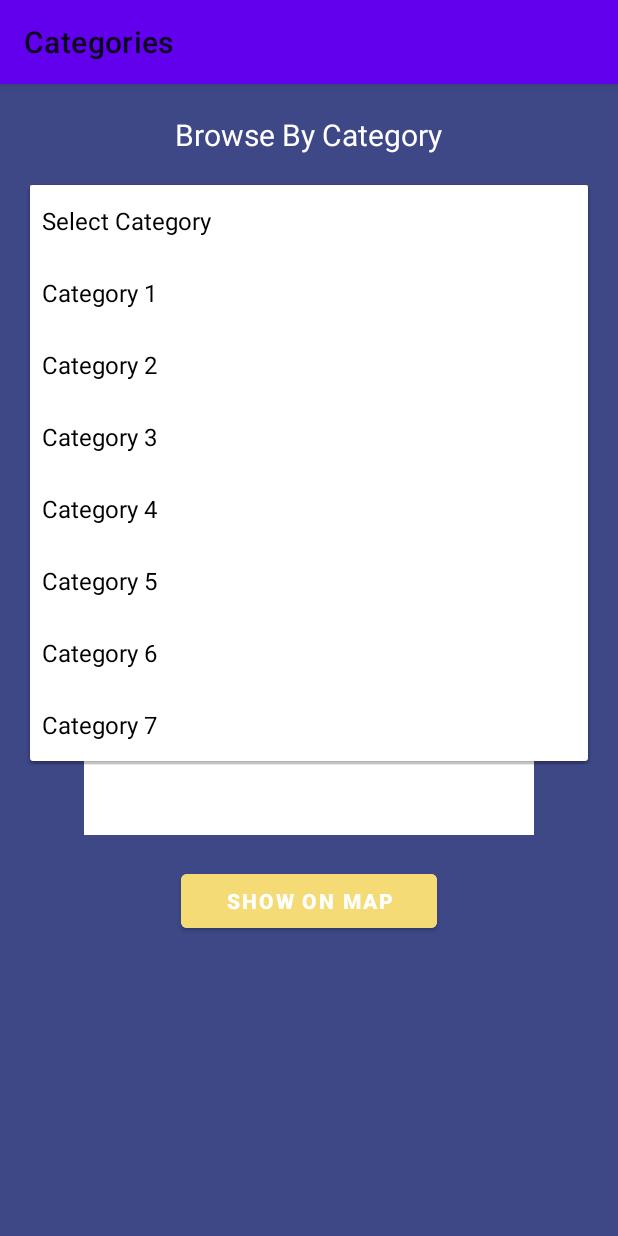
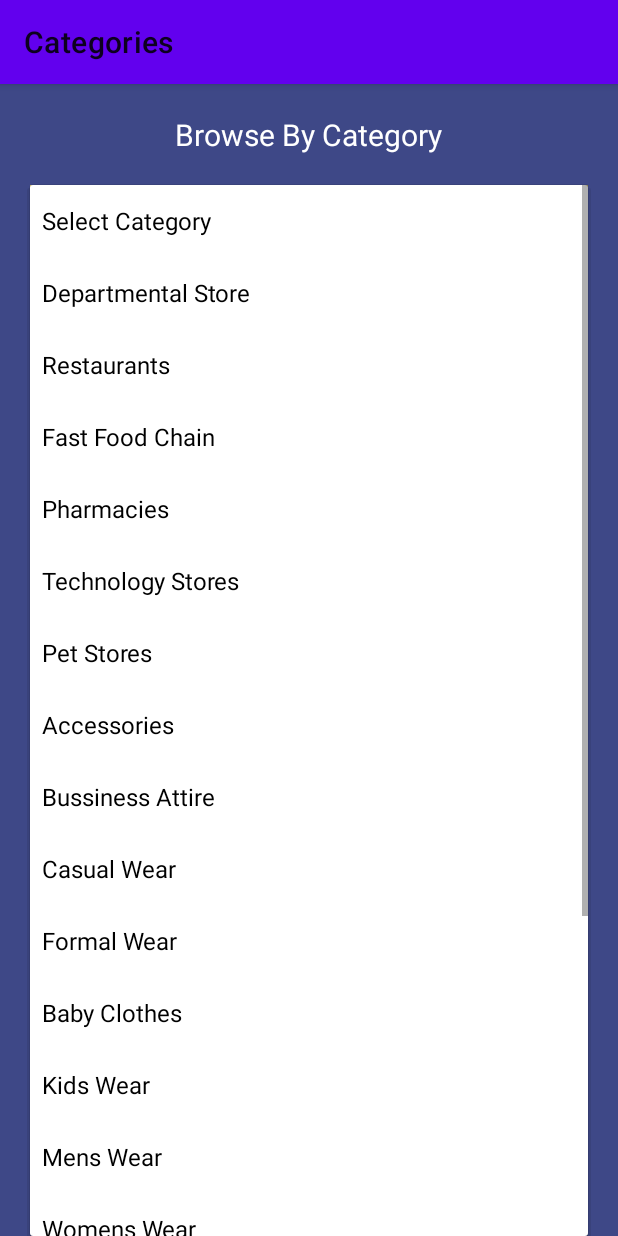
Before and after one commit to zohaibamir203/FYP-IPS, an Android app: the Categories screen opened directly, with no data from a screen before it, after a tap on "Select Category", on a phone screen of 412 x 824 dp. Run offline under Robolectric (Android 15) with nearby library versions, the phone set to English and light mode, and no system bars; our stand-ins replace Firebase (no records; nobody signed in at launch, a user with empty details on screens opened directly).

Commit message:
Categories Recycler View Completed

```diff
--- a/FYPMallManagmentSystemandIPS/app/src/main/java/com/example/fypmallmanagmentsystemandips/Categories.java
+++ b/FYPMallManagmentSystemandIPS/app/src/main/java/com/example/fypmallmanagmentsystemandips/Categories.java
@@ -1,41 +1,150 @@
 package com.example.fypmallmanagmentsystemandips;
 
+import androidx.annotation.NonNull;
 import androidx.appcompat.app.AppCompatActivity;
+import androidx.recyclerview.widget.LinearLayoutManager;
+import androidx.recyclerview.widget.RecyclerView;
 
+import android.app.ProgressDialog;
 import android.os.Bundle;
+import android.util.Log;
+import android.view.View;
+import android.widget.AdapterView;
 import android.widget.ArrayAdapter;
 import android.widget.Spinner;
+
+import com.example.fypmallmanagmentsystemandips.Adapters.CategoriesRecViewAdapter;
+import com.example.fypmallmanagmentsystemandips.Models.Category;
+import com.google.android.material.button.MaterialButton;
+import com.google.firebase.database.DataSnapshot;
+import com.google.firebase.database.DatabaseError;
+import com.google.firebase.database.DatabaseReference;
+import com.google.firebase.database.FirebaseDatabase;
+import com.google.firebase.database.ValueEventListener;
 
 import java.util.ArrayList;
 
 public class Categories extends AppCompatActivity {
 
     Spinner spnCategories;
+    MaterialButton btnSelect;
+    String[] categories1;
+    ArrayList<String> shopName = new ArrayList<>();
+    ArrayList<String> categoryArray = new ArrayList<>();
+    ArrayList<String> test = new ArrayList<>();
+    String categorySelected;
+    int shopNameSize;
+    RecyclerView categoryRecycler;
+    FirebaseDatabase database;
+    int position;
 
     @Override
     protected void onCreate(Bundle savedInstanceState) {
         super.onCreate(savedInstanceState);
         setContentView(R.layout.activity_categories);
+        // Setting Up Progress Dialog for Spinner
+        ProgressDialog progressDialog = new ProgressDialog(Categories.this);
+        progressDialog.setTitle("Loading Shops Information");
+        progressDialog.show();
+        ProgressDialog progressDialog1 = new ProgressDialog(Categories.this);
+        progressDialog1.setTitle("Loading Shops Categories");
 
+        // Declaring Elements
         spnCategories = findViewById(R.id.spnCategories);
+        btnSelect = findViewById(R.id.btnSelect);
+        categoryRecycler = findViewById(R.id.categoryRecycler);
 
-        ArrayList<String> categories = new ArrayList<>();
-        categories.add("Select Category");
-        categories.add("Category 1");
-        categories.add("Category 2");
-        categories.add("Category 3");
-        categories.add("Category 4");
-        categories.add("Category 5");
-        categories.add("Category 6");
-        categories.add("Category 7");
-
+        // Loading Data to Spinner
+        categories1 = getResources().getStringArray(R.array.shopCategory);
         ArrayAdapter categoriesAdapter = new ArrayAdapter(
                 this,
                 android.R.layout.simple_spinner_dropdown_item,
-                categories
+                categories1
         );
+        spnCategories.setAdapter(categoriesAdapter);
+        // Recycler View Array List
+        ArrayList<Category> categories = new ArrayList<>();
+        // Setting Database Instance
+        database = FirebaseDatabase.getInstance();
+        // Setting Database reference to get name of Shops.
+        DatabaseReference shpNameRef = database.getReference("ShopCategories");
+        // Store Category which is Selected will get stored in categorySelected and also fetch Categories from database of each shop.
+        spnCategories.setOnItemSelectedListener(new AdapterView.OnItemSelectedListener() {
+            @Override
+            public void onItemSelected(AdapterView<?> adapterView, View view, int i, long l) {
+                categorySelected = categories1[i];
+                progressDialog1.show();
+                test.clear();
+                // Fetching Categories of Shop and Check if it falls in our category.
+                for (int x = 0; x < shopNameSize; x++){
+                    position = x;
+                    Log.d("1", String.valueOf(position));
+                    DatabaseReference categoriesRef = database.getReference("ShopCategories").child(shopName.get(x));
+                    categoriesRef.addListenerForSingleValueEvent(new ValueEventListener() {
+                        @Override
+                        public void onDataChange(@NonNull DataSnapshot snapshot) {
+                            if (snapshot != null){
+                                for(DataSnapshot dataSnapshot:snapshot.getChildren()){
+                                    categoryArray.add((String) dataSnapshot.getValue());
+                                }
+                                test.add(String.valueOf(categoryArray));
+                                categoryArray.clear();
+                            }
+                        }
 
-        spnCategories.setAdapter(categoriesAdapter);
+                        @Override
+                        public void onCancelled(@NonNull DatabaseError error) {
+
+                        }
+                    });
+                }
+                progressDialog1.dismiss();
+
+            }
+
+            @Override
+            public void onNothingSelected(AdapterView<?> adapterView) {
+
+            }
+        });
+        // Gets All Shops Name which are in ShopCategories.
+        shpNameRef.addListenerForSingleValueEvent(new ValueEventListener() {
+            @Override
+            public void onDataChange(@NonNull DataSnapshot snapshot) {
+                if (snapshot.getValue() != null){
+                    for (DataSnapshot dataSnapshot:snapshot.getChildren()){
+                        shopName.add(dataSnapshot.getKey());
+                        shopNameSize++;
+                        progressDialog.dismiss();
+                    }
+                }
+            }
+            @Override
+            public void onCancelled(@NonNull DatabaseError error) {
+            }
+        });
+        // Check Which Shops are in Specific Category.
+        // Select button click listener
+        btnSelect.setOnClickListener(new View.OnClickListener() {
+            @Override
+            public void onClick(View view) {
+                categories.clear();
+                Log.d("Categories from Database", String.valueOf(test));
+                for (int i = 0;i < test.size();i++){
+                    if (test.get(i).contains(categorySelected)){
+                        categories.add(new Category(shopName.get(i)));
+                    }
+                }
+                // Categories Adapter
+                CategoriesRecViewAdapter adapter = new CategoriesRecViewAdapter();
+                adapter.setCategory(categories);
+                categoryRecycler.setAdapter(adapter);
+                categoryRecycler.setLayoutManager(new LinearLayoutManager(Categories.this));
+            }
+        });
+//        categories.add(new Category("McDonalds"));
+//        categories.add(new Category("KFC"));
+//        categories.add(new Category("Johny Jugnu"));
 
     }
 }
--- a/FYPMallManagmentSystemandIPS/app/src/main/java/com/example/fypmallmanagmentsystemandips/LocateMe.java
+++ b/FYPMallManagmentSystemandIPS/app/src/main/java/com/example/fypmallmanagmentsystemandips/LocateMe.java
@@ -37,7 +37,7 @@ public class LocateMe extends AppCompatActivity {
     ArrayList<String> currLoc = new ArrayList<>();
     ArrayList<String> DestLoc = new ArrayList<>();
     String currAddr,destAddr,currName,destName;
-    String url = "http://192.168.100.20:5000";
+    String url = "http://192.168.43.133:5000";
 
     private String slctLocation,slctDestination;        // Selected Options in Spinner
 
--- a/FYPMallManagmentSystemandIPS/app/src/main/res/layout/activity_categories.xml
+++ b/FYPMallManagmentSystemandIPS/app/src/main/res/layout/activity_categories.xml
@@ -29,34 +29,32 @@
         />
 
     <com.google.android.material.button.MaterialButton
+        android:id="@+id/btnSelect"
         android:layout_width="wrap_content"
         android:layout_height="wrap_content"
-        android:id="@+id/btnSelect"
         android:layout_below="@+id/spnCategories"
+        android:layout_centerHorizontal="true"
         android:layout_marginTop="15dp"
+        android:backgroundTint="@color/btnYellow"
+        android:paddingLeft="30dp"
+        android:paddingRight="30dp"
         android:text="@string/select"
-        android:textStyle="bold"
-        android:backgroundTint="@color/btnYellow"
-        android:layout_centerHorizontal="true"
-        android:paddingLeft="30dp"
-        android:paddingRight="30dp"/>
+        android:textStyle="bold" />
 
-    <ImageView
-        android:id="@+id/imgShops"
-        android:layout_width="300dp"
-        android:layout_centerHorizontal="true"
-        android:layout_height="300dp"
-        android:layout_below="@+id/btnSelect"
-        android:layout_marginLeft="20dp"
-        android:layout_marginTop="20dp"
-        android:layout_marginRight="20dp"
-        android:src="@color/white" />
+    <androidx.recyclerview.widget.RecyclerView
+        android:id="@+id/categoryRecycler"
+        android:layout_width="match_parent"
+        android:layout_height="350dp"
+        android:layout_below="@id/btnSelect"
+        android:layout_alignParentStart="true"
+        android:layout_centerVertical="true"
+        android:layout_marginTop="19dp" />
 
     <com.google.android.material.button.MaterialButton
         android:id="@+id/btnShowMap"
         android:layout_width="wrap_content"
         android:layout_height="wrap_content"
-        android:layout_below="@+id/imgShops"
+        android:layout_below="@+id/categoryRecycler"
         android:backgroundTint="@color/btnYellow"
         android:paddingLeft="30dp"
         android:paddingRight="30dp"
--- a/FYPMallManagmentSystemandIPS/app/src/main/res/values/ShopCategory.xml
+++ b/FYPMallManagmentSystemandIPS/app/src/main/res/values/ShopCategory.xml
@@ -1,19 +1,26 @@
 <?xml version="1.0" encoding="utf-8"?>
 <resources>
     <string-array name="shopCategory">
-        <item>Men Accessories</item>
-        <item>Women Accessories</item>
+        <item>Select Category</item>
+        <item>Departmental Store</item>
+        <item>Restaurants</item>
+        <item>Fast Food Chain</item>
+        <item>Pharmacies</item>
+        <item>Technology Stores</item>
+        <item>Pet Stores</item>
+        <item>Accessories</item>
+        <item>Bussiness Attire</item>
+        <item>Casual Wear</item>
+        <item>Formal Wear</item>
+        <item>Baby Clothes</item>
+        <item>Kids Wear</item>
+        <item>Mens Wear</item>
+        <item>Womens Wear</item>
         <item>Men Shoes</item>
-        <item>Men Casual Shoes</item>
-        <item>Men Formal Shoes</item>
         <item>Women Shoes</item>
-        <item>Women Casual Shoes</item>
-        <item>Women Formal Shoes</item>
-        <item>Men Formal Clothes</item>
-        <item>Women Formal Clothes</item>
-        <item>Women Casual Clothes</item>
-        <item>Kids Clothing</item>
-        <item>Kids Toys</item>
+        <item>Men Shalwar Kameez</item>
+        <item>Men Shalwar Kameez</item>
+        <item>Toys Store</item>
         <item>SportWear</item>
     </string-array>
 </resources>
```
Also changed, not shown: FYPMallManagmentSystemandIPS/app/src/main/java/com/example/fypmallmanagmentsystemandips/Adapters/CategoriesRecViewAdapter.java (added, +54 -0 lines), FYPMallManagmentSystemandIPS/app/src/main/java/com/example/fypmallmanagmentsystemandips/Models/Category.java (added, +20 -0 lines), FYPMallManagmentSystemandIPS/app/src/main/res/layout/activity_add_shop.xml (+4 -4 lines), FYPMallManagmentSystemandIPS/app/src/main/res/layout/activity_locate_me.xml (+5 -5 lines), FYPMallManagmentSystemandIPS/app/src/main/res/layout/activity_sales_alert.xml (+19 -8 lines), FYPMallManagmentSystemandIPS/app/src/main/res/layout/cateogory_list_item.xml (added, +18 -0 lines), FYPMallManagmentSystemandIPS/app/src/main/res/layout/sales_list_item.xml (added, +17 -0 lines).
